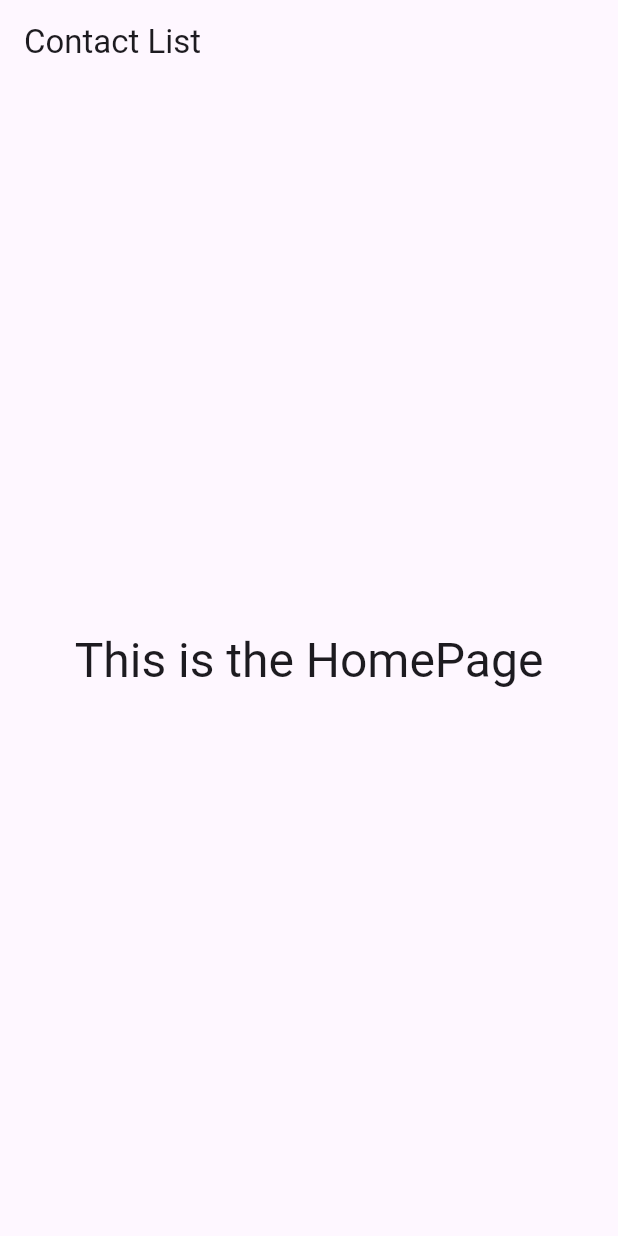
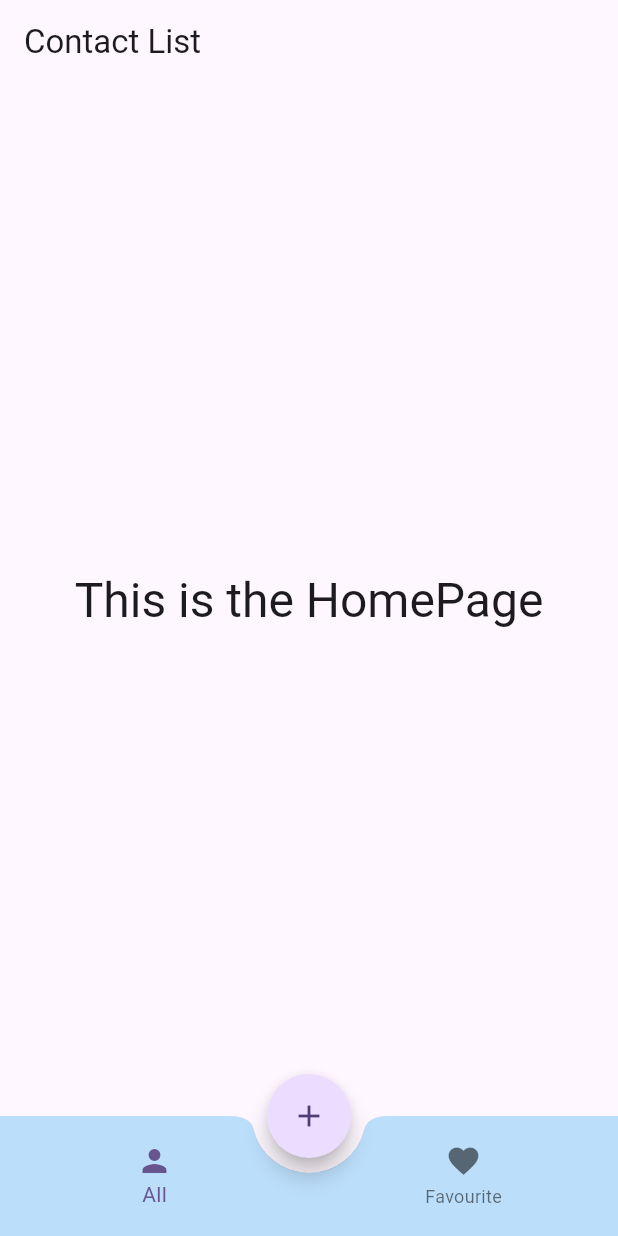
Before and after one commit to Shivam-officials/virtual_card_project, a Flutter app: the screen it shows after launch, on a phone screen of 412 x 824 dp. Run offline on Flutter 3.47's test engine with Material 3 defaults, Android fonts, the phone set to English and light mode, and no system bars; our stand-ins replace device_preview, go_router.

Commit message:
homepage bottom bar is read

```diff
--- a/lib/main.dart
+++ b/lib/main.dart
@@ -12,10 +12,11 @@ class MyApp extends StatelessWidget {
   MyApp({super.key});
 
   final _router = GoRouter(
+    debugLogDiagnostics: true,
     initialLocation: '/',
     routes: [
       GoRoute(
-        path: '/',
+        path: HomePage.routeName,
         name: HomePage.routeName,
         builder: (context, state) => HomePage(),
       ),
@@ -26,12 +27,12 @@ class MyApp extends StatelessWidget {
   @override
   Widget build(BuildContext context) {
     // return MaterialApp(
-    return MaterialApp(
+    return MaterialApp.router(
       title: 'Flutter Demo',
+      routerConfig: _router,
       theme: ThemeData(
         colorScheme: ColorScheme.fromSeed(seedColor: Colors.deepPurple),
       ),
-      home: HomePage(),
     );
   }
 }
--- a/lib/pages/home_page.dart
+++ b/lib/pages/home_page.dart
@@ -1,7 +1,7 @@
 import 'package:flutter/material.dart';
 
 class HomePage extends StatefulWidget {
-  static final String routeName = 'homePage';
+  static final String routeName = '/';
 
   const HomePage({super.key});
 
@@ -10,6 +10,8 @@ class HomePage extends StatefulWidget {
 }
 
 class _HomePageState extends State<HomePage> {
+  int selectedIndex = 0;
+
   @override
   Widget build(BuildContext context) {
     return Scaffold(
@@ -20,6 +22,37 @@ class _HomePageState extends State<HomePage> {
           style: Theme.of(context).textTheme.headlineLarge,
         ),
       ),
+      floatingActionButtonLocation: FloatingActionButtonLocation.centerDocked,
+      floatingActionButton: FloatingActionButton(
+        shape: CircleBorder(),
+        onPressed: () {
+          //todo
+        },
+        child: Icon(Icons.add),
+      ),
+      bottomNavigationBar: BottomAppBar(
+        padding: EdgeInsets.zero,
+        clipBehavior: Clip.antiAlias,
+        shape: CircularNotchedRectangle(),
+        notchMargin: 10,
+        child: BottomNavigationBar(
+          onTap: (index) {
+            setState(() {
+              selectedIndex = index;
+            });
+          },
+          currentIndex: selectedIndex,
+          backgroundColor: Colors.blue[100],
+          items: [
+            BottomNavigationBarItem(icon: Icon(Icons.person), label: 'All'),
+
+            BottomNavigationBarItem(
+              icon: Icon(Icons.favorite),
+              label: 'Favourite',
+            ),
+          ],
+        ),
+      ),
     );
   }
 }
```
Also changed, not shown: 1 other file.
